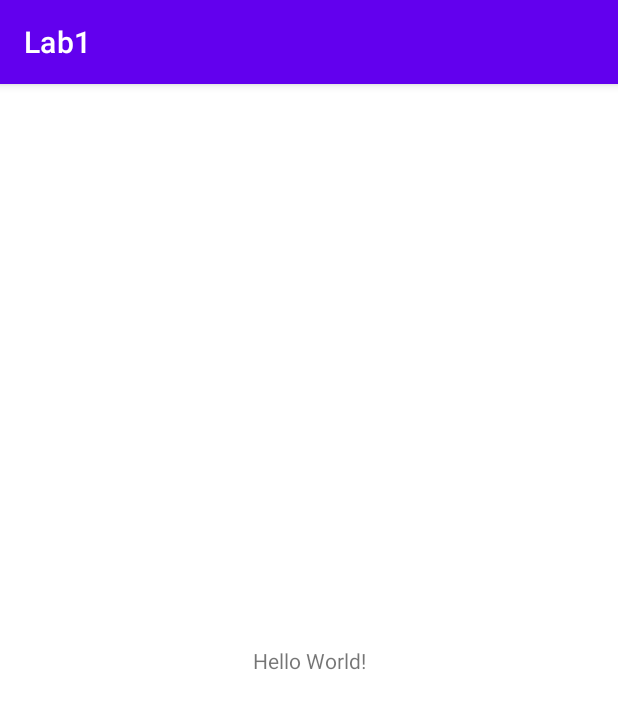
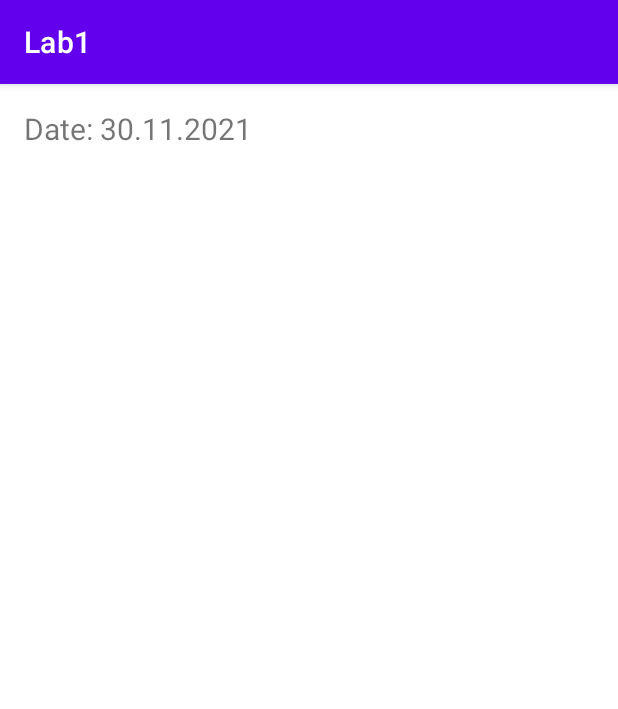
Before and after one commit to egor19991/MobileAppLab1, an Android app: the screen it shows after launch (MainActivity), on a phone screen of 412 x 824 dp. Shown: the top 709 px of the screen. Run offline under Robolectric (Android 15) with nearby library versions, the phone set to English and light mode, and no system bars.

Commit message:
Добавленно поле для вывода даты

```diff
--- a/app/src/main/java/com/ek/lab1/MainActivity.java
+++ b/app/src/main/java/com/ek/lab1/MainActivity.java
@@ -2,13 +2,25 @@ package com.ek.lab1;
 
 import androidx.appcompat.app.AppCompatActivity;
 
+
+import android.icu.text.SimpleDateFormat;
+import android.widget.TextView;
 import android.os.Bundle;
+
+import java.util.Calendar;
+import java.util.Locale;
 
 public class MainActivity extends AppCompatActivity {
 
     @Override
     protected void onCreate(Bundle savedInstanceState) {
         super.onCreate(savedInstanceState);
-        setContentView(R.layout.activity_main);
+        setContentView(R.layout.second_layout);
+
+        SimpleDateFormat df = new SimpleDateFormat("dd.MM.yyyy", Locale.getDefault());
+        String formattedDate = df.format(Calendar.getInstance().getTime());
+        TextView textView = findViewById(R.id.textView);
+        textView.setText("Date: "+formattedDate);
+
     }
 }
--- a/app/src/main/res/layout/activity_main.xml
+++ b/app/src/main/res/layout/activity_main.xml
@@ -1,5 +1,6 @@
 <?xml version="1.0" encoding="utf-8"?>
-<androidx.constraintlayout.widget.ConstraintLayout xmlns:android="http://schemas.android.com/apk/res/android"
+<androidx.constraintlayout.widget.ConstraintLayout
+    xmlns:android="http://schemas.android.com/apk/res/android"
     xmlns:app="http://schemas.android.com/apk/res-auto"
     xmlns:tools="http://schemas.android.com/tools"
     android:layout_width="match_parent"
@@ -15,4 +16,6 @@
         app:layout_constraintRight_toRightOf="parent"
         app:layout_constraintTop_toTopOf="parent" />
 
+
+
 </androidx.constraintlayout.widget.ConstraintLayout>
--- /dev/null
+++ b/app/src/main/res/layout/second_layout.xml
@@ -0,0 +1,22 @@
+<?xml version="1.0" encoding="utf-8"?>
+<androidx.constraintlayout.widget.ConstraintLayout xmlns:android="http://schemas.android.com/apk/res/android"
+    xmlns:app="http://schemas.android.com/apk/res-auto"
+    xmlns:tools="http://schemas.android.com/tools"
+    android:layout_width="match_parent"
+    android:layout_height="match_parent"
+    android:visibility="visible"
+    tools:context=".MainActivity">
+
+    <TextView
+        android:id="@+id/textView"
+        android:layout_width="wrap_content"
+        android:layout_height="wrap_content"
+        android:layout_marginStart="16dp"
+        android:layout_marginTop="16dp"
+        android:textSize="20sp"
+        android:text="DateTextView"
+        app:layout_constraintStart_toStartOf="parent"
+        app:layout_constraintTop_toTopOf="parent" />
+
+
+</androidx.constraintlayout.widget.ConstraintLayout>
```
